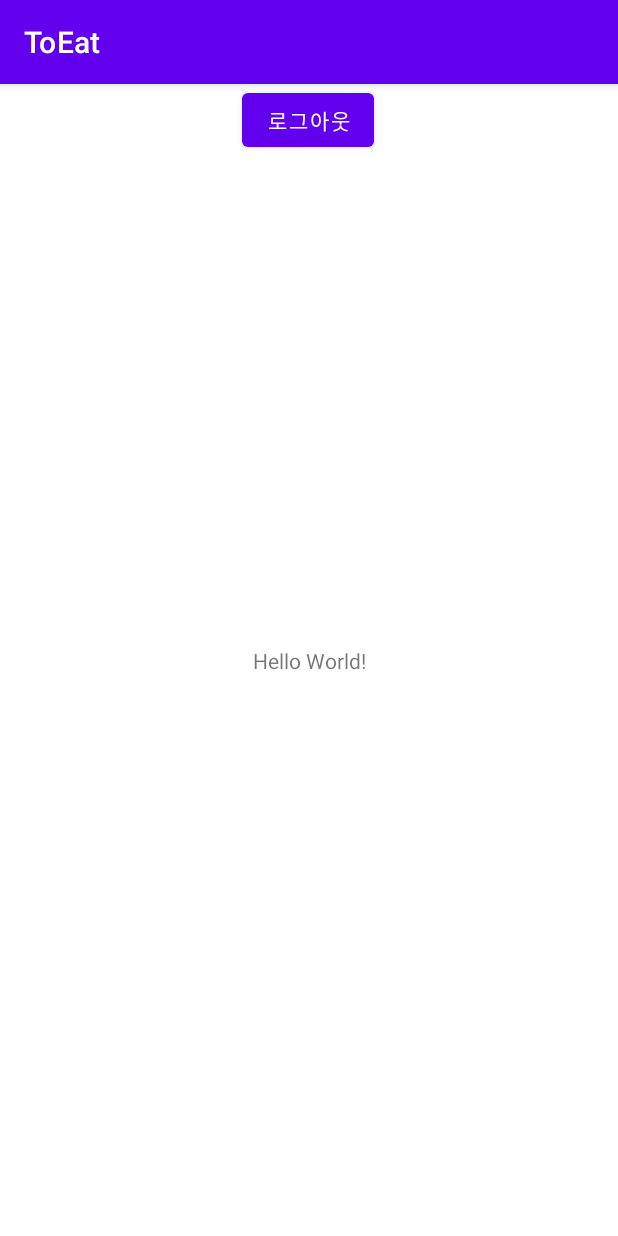
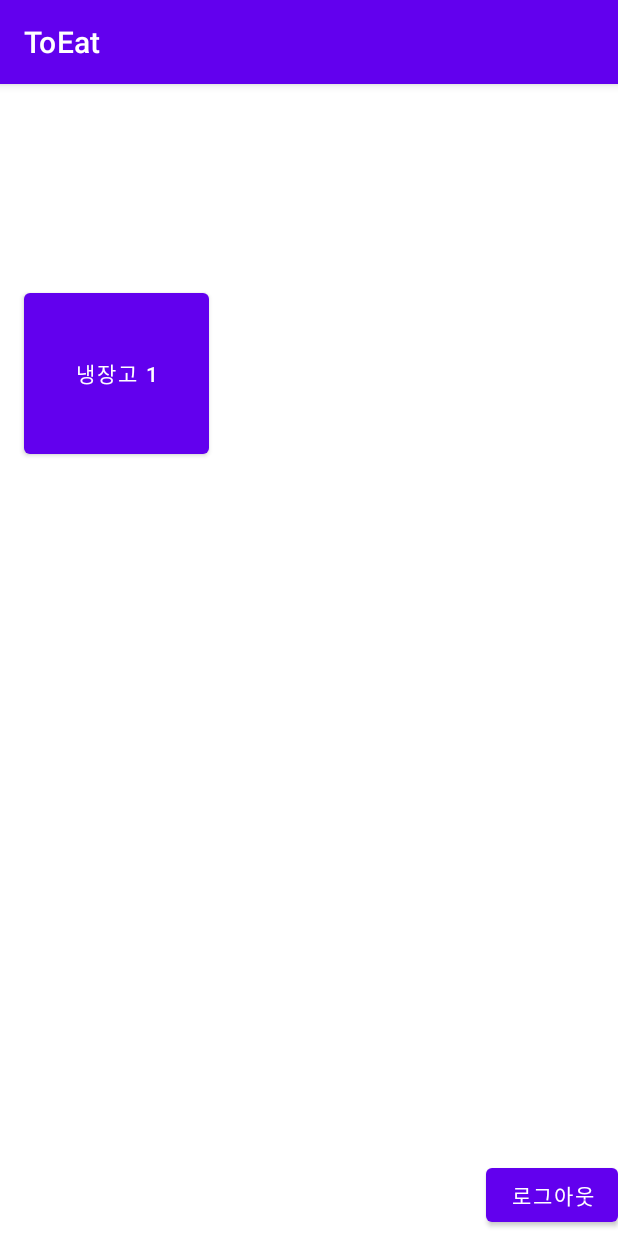
Before and after one commit to iamyaeeun/ToEat, an Android app: the MainActivity screen opened directly, with no data from a screen before it, on a phone screen of 412 x 824 dp. Run offline under Robolectric (Android 15) with nearby library versions, the phone set to English and light mode, and no system bars; our stand-ins replace Firebase (no records; nobody signed in at launch, a user with empty details on screens opened directly).

Commit message:
안녕티비

```diff
--- a/app/src/main/java/edu/sungshin/toeat/MainActivity.java
+++ b/app/src/main/java/edu/sungshin/toeat/MainActivity.java
@@ -11,11 +11,21 @@ import com.google.firebase.auth.FirebaseAuth;
 
 public class MainActivity extends AppCompatActivity {
     private FirebaseAuth mFirebaseAuth;
+    private Button btn_moveto1;
 
     @Override
     protected void onCreate(Bundle savedInstanceState) {
         super.onCreate(savedInstanceState);
         setContentView(R.layout.activity_main);
+
+        btn_moveto1 = findViewById(R.id.btn_moveto1);
+        btn_moveto1.setOnClickListener(new View.OnClickListener() {
+            @Override
+            public void onClick(View view) {
+                Intent intent = new Intent(MainActivity.this , home_activity_01.class);
+                startActivity(intent);//** 액티비티 이동
+            }
+        });
 
         mFirebaseAuth=FirebaseAuth.getInstance();
 
--- a/app/src/main/res/layout/activity_main.xml
+++ b/app/src/main/res/layout/activity_main.xml
@@ -6,23 +6,25 @@
     android:layout_height="match_parent"
     tools:context=".MainActivity">
 
-    <TextView
-        android:layout_width="wrap_content"
-        android:layout_height="wrap_content"
-        android:text="Hello World!"
-        app:layout_constraintBottom_toBottomOf="parent"
-        app:layout_constraintLeft_toLeftOf="parent"
-        app:layout_constraintRight_toRightOf="parent"
-        app:layout_constraintTop_toTopOf="parent" />
-
     <Button
         android:id="@+id/btn_logout"
         android:layout_width="wrap_content"
         android:layout_height="wrap_content"
+        android:layout_marginBottom="3dp"
         android:text="로그아웃"
+        app:layout_constraintBottom_toBottomOf="parent"
         app:layout_constraintEnd_toEndOf="parent"
-        app:layout_constraintHorizontal_bias="0.498"
+        app:layout_constraintHorizontal_bias="1.0"
+        app:layout_constraintStart_toStartOf="parent" />
+
+    <Button
+        android:id="@+id/btn_moveto1"
+        android:layout_width="123dp"
+        android:layout_height="119dp"
+        android:layout_marginStart="16dp"
+        android:layout_marginTop="133dp"
+        android:text="냉장고 1"
         app:layout_constraintStart_toStartOf="parent"
-        tools:layout_editor_absoluteY="212dp" />
+        app:layout_constraintTop_toTopOf="parent" />
 
 </androidx.constraintlayout.widget.ConstraintLayout>
```
Also changed, not shown: app/src/main/AndroidManifest.xml (+9 -8 lines), app/src/main/java/edu/sungshin/toeat/home_activity_01.java (added, +14 -0 lines), app/src/main/res/layout/activity_home01.xml (added, +9 -0 lines).
